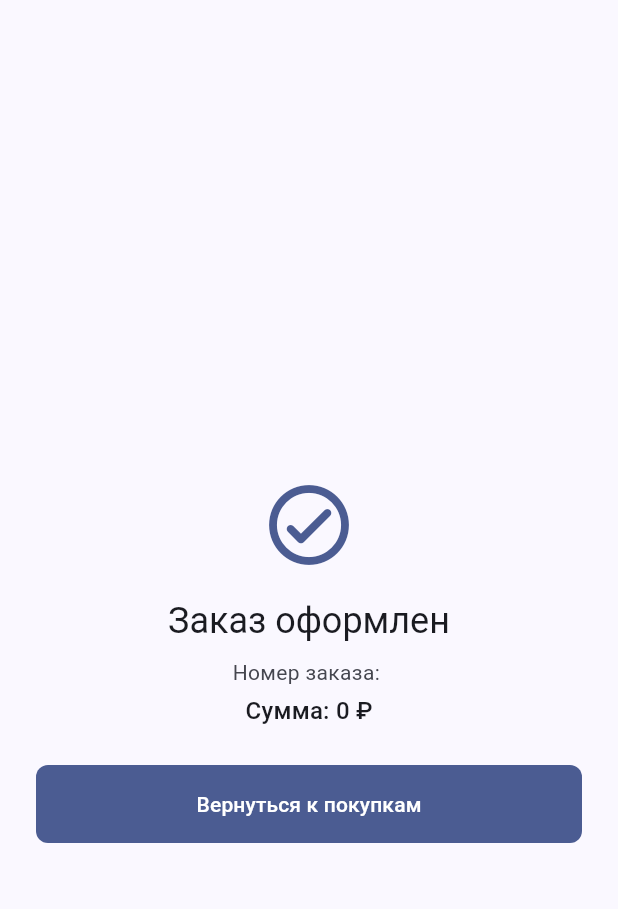
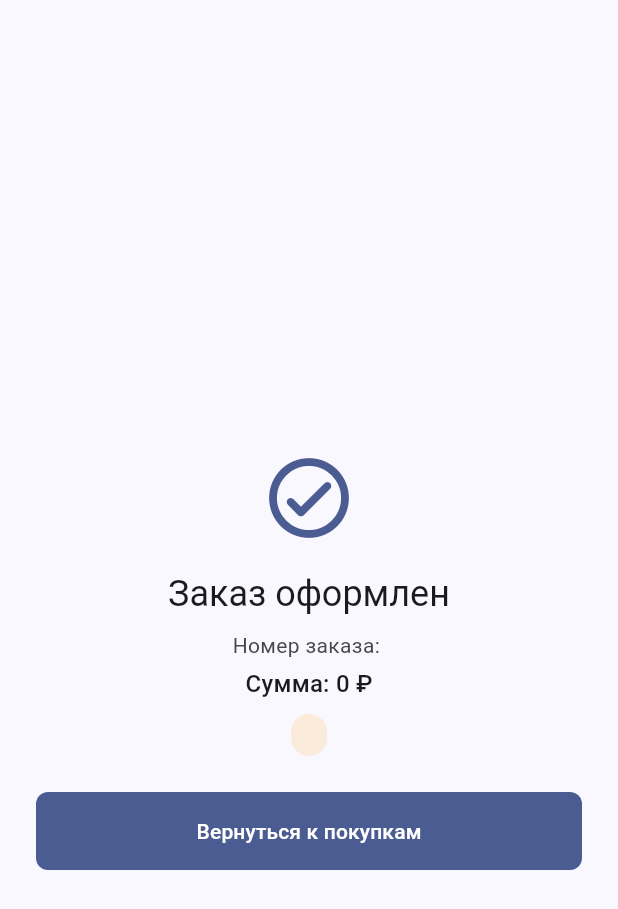
Before and after one commit to yakut54/service-box, a Flutter app: the OrderConfirmationScreen screen opened directly with empty values, on a phone screen of 412 x 824 dp. Shown: the top 909 px of the screen. Run offline on Flutter 3.47's test engine with Material 3 defaults, Android fonts, the phone set to English and light mode, and no system bars; our stand-ins replace shared_preferences; accounts and stored records are empty; network calls fail.

Commit message:
feat(mobile): show order status as a colored Russian badge
order_confirmation_screen.dart showed the raw status string ('pending').
orderStatusLabel/orderStatusColor mirror widget/src/components/MyOrders.vue's
status map exactly, so the wording matches between app and web widget —
also reusable later for the order-history screen (M2/M3).

```diff
--- /dev/null
+++ b/mobile/lib/core/order_status.dart
@@ -0,0 +1,36 @@
+import 'package:flutter/material.dart';
+
+/// Русские подписи и цвета статуса заказа — повторяют widget/src/components/MyOrders.vue,
+/// чтобы байер видел одинаковые формулировки в приложении и на сайте.
+String orderStatusLabel(String status) {
+  switch (status) {
+    case 'pending':
+      return 'Ожидает';
+    case 'paid':
+      return 'Оплачен';
+    case 'processing':
+      return 'В работе';
+    case 'completed':
+      return 'Завершён';
+    case 'cancelled':
+      return 'Отменён';
+    default:
+      return status;
+  }
+}
+
+Color orderStatusColor(BuildContext context, String status) {
+  final scheme = Theme.of(context).colorScheme;
+  switch (status) {
+    case 'paid':
+    case 'completed':
+      return Colors.green;
+    case 'processing':
+      return scheme.primary;
+    case 'cancelled':
+      return scheme.error;
+    case 'pending':
+    default:
+      return Colors.orange;
+  }
+}
--- a/mobile/lib/ui/order_confirmation_screen.dart
+++ b/mobile/lib/ui/order_confirmation_screen.dart
@@ -1,6 +1,7 @@
 import 'package:flutter/material.dart';
 
 import '../core/format.dart';
+import '../core/order_status.dart';
 import '../models/order.dart';
 
 /// Показывается сразу после успешного оформления заказа. Оплата (YooKassa)
@@ -50,6 +51,8 @@ class OrderConfirmationScreen extends StatelessWidget {
                   'Сумма: ${formatRubles(order.totalRubles)}',
                   style: theme.textTheme.titleMedium,
                 ),
+                const SizedBox(height: 8),
+                _StatusBadge(status: order.status),
                 const SizedBox(height: 24),
                 FilledButton(
                   onPressed: () =>
@@ -64,3 +67,28 @@ class OrderConfirmationScreen extends StatelessWidget {
     );
   }
 }
+
+class _StatusBadge extends StatelessWidget {
+  final String status;
+
+  const _StatusBadge({required this.status});
+
+  @override
+  Widget build(BuildContext context) {
+    final color = orderStatusColor(context, status);
+    return Container(
+      padding: const EdgeInsets.symmetric(horizontal: 12, vertical: 6),
+      decoration: BoxDecoration(
+        color: color.withValues(alpha: 0.14),
+        borderRadius: BorderRadius.circular(20),
+      ),
+      child: Text(
+        orderStatusLabel(status),
+        style: Theme.of(context).textTheme.labelMedium?.copyWith(
+          color: color,
+          fontWeight: FontWeight.w600,
+        ),
+      ),
+    );
+  }
+}
```
